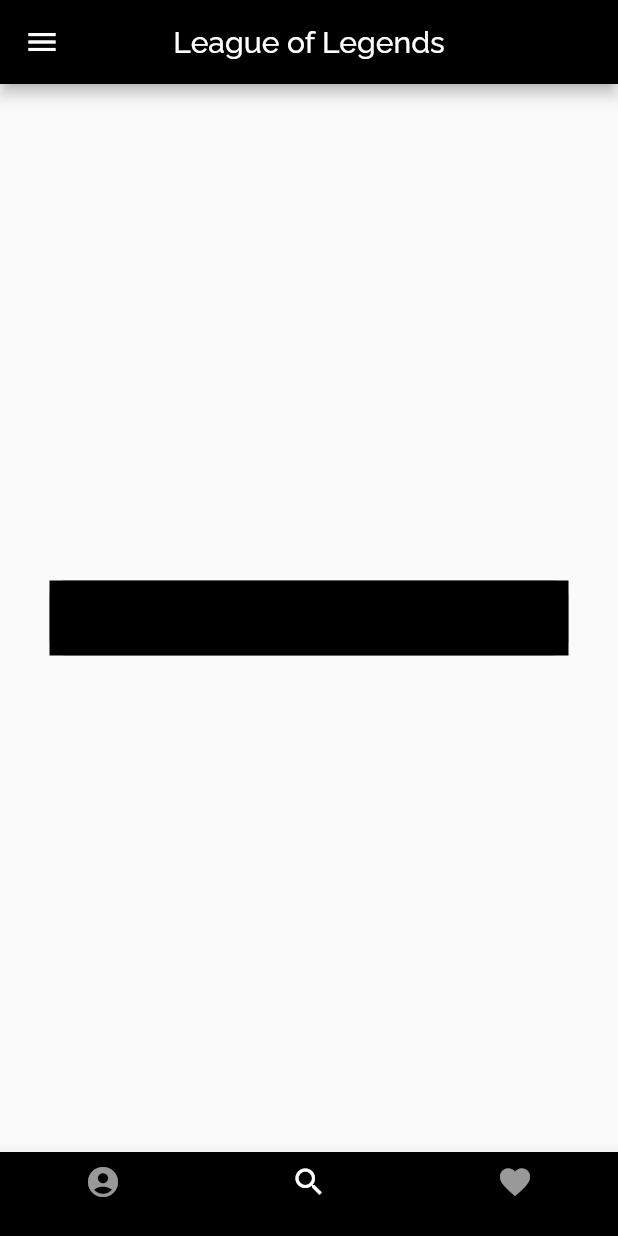
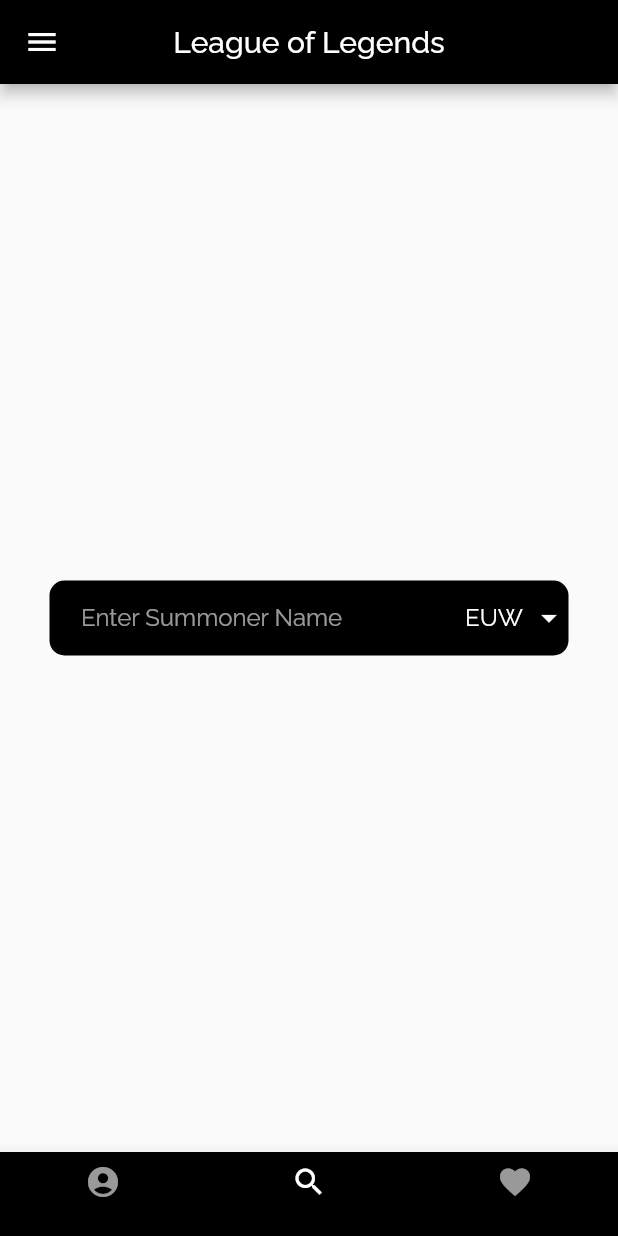
Before and after one commit to sete39/UnnamedApp, a Flutter app: the screen it shows after launch, item 2 of the bottom bar chosen, on a phone screen of 412 x 824 dp. Run offline on Flutter 3.47's test engine with Material 2 defaults, Android fonts, the phone set to English and light mode, and no system bars.

Commit message:
Changed search_page to a stateful widgets and dropdown button now works properly, also added python back end folder, no files yet though

```diff
--- a/unnamed_app_project/lib/main_page.dart
+++ b/unnamed_app_project/lib/main_page.dart
@@ -10,8 +10,11 @@ class MainPage extends StatefulWidget {
 }
 
 class _MainPageState extends State<MainPage> {
+  String _hintText = 'Enter Summoner Name';
+  List<String> _serverList = ['EUW', 'EUNE', 'NA'];
   int _selectedIndex = 0;
   String _appBarTitleText = 'Accounts';
+
   void _onItemTapped(int index) {
     setState(() {
       _selectedIndex = index;
@@ -30,9 +33,13 @@ class _MainPageState extends State<MainPage> {
     const double width = 346.0;
     const double height = 50.0;
     const TextStyle optionStyle = TextStyle(fontSize: 30, fontWeight: FontWeight.bold);
-    const List<Widget> _widgetOptions = <Widget>[
+    const TextStyle searchPageTextStyle = TextStyle(
+                  color: Color.fromRGBO(255, 255, 255, 1),
+                  fontFamily: 'Raleway',
+                );
+    List<Widget> _widgetOptions = <Widget>[
       LoginPage(width: width, height: height),
-      SearchPage(searchColor, width: width, height: height),
+      SearchPage(searchColor, width: width, height: height, textStyle: searchPageTextStyle, hintText: _hintText, serverList: _serverList,),
       Text(
         'Index 2: School',
         style: optionStyle,
--- a/unnamed_app_project/lib/search_page/search_page.dart
+++ b/unnamed_app_project/lib/search_page/search_page.dart
@@ -1,31 +1,79 @@
 import 'package:flutter/cupertino.dart';
 import 'package:flutter/material.dart';
 
-class SearchPage extends StatelessWidget {
+class SearchPage extends StatefulWidget {
   final Color color;
   final double width;
   final double height;
-  const SearchPage(this.color, {this.width = 346, this.height = 50});
+  final double radius;
+  final TextStyle textStyle;
+  final String hintText;
+  final List<String> serverList;
+  const SearchPage(this.color, {this.width = 346, this.height = 50, this.radius = 10, @required this.hintText, @required this.serverList, @required this.textStyle});
+
+  _SearchPageState createState() => _SearchPageState(color, width, height, radius, textStyle, hintText, serverList);
+}
+
+class _SearchPageState extends State<SearchPage> {
+  final Color color;
+  final double width;
+  final double height;
+  final double radius;
+  final TextStyle textStyle;
+  final String hintText;
+  final List<String> serverList;
+  _SearchPageState(this.color, this.width, this.height, this.radius, this.textStyle, this.hintText, this.serverList);
+
+  String dropdownValue = 'EUW';
 
   @override
   Widget build(BuildContext context) {
+    final dropdownItems = serverList
+      .map<DropdownMenuItem<String>>((String value) {
+        return DropdownMenuItem<String>(
+          value: value,
+          child: Text(value, style: textStyle),
+        );
+      }).toList();
     return Container(
       width: width,
       height: height,
-      color: Colors.black,
-      child: TextFormField(
-        cursorColor: color,
-        decoration: InputDecoration(
-          fillColor: Colors.red,
-          border: OutlineInputBorder(
-            borderRadius: BorderRadius.circular(10),
-            borderSide: BorderSide(
-              color: Color(0xFF00000)
-            )
+      padding: EdgeInsets.fromLTRB(20, 0, 0, 0),
+      decoration: BoxDecoration(
+        border: Border.all(color: Colors.black),
+        borderRadius: BorderRadius.circular(10),
+        color: Colors.black
+      ),
+      child: Row(
+        mainAxisAlignment: MainAxisAlignment.spaceBetween,
+        children: [
+          Flexible(
+            child: TextFormField(
+              cursorColor: Colors.white,
+              style: textStyle,
+              onFieldSubmitted: (String accountName) {}, // fix when done with backend
+              decoration: InputDecoration.collapsed(
+                hintText: 'Enter Summoner Name',
+                hintStyle: TextStyle(color: Color.fromRGBO(255, 255, 255, 0.6), fontFamily: 'Raleway'),
+              ),
+            ),
           ),
-          hintText: 'Enter Summoner Name',
-        ),
-
+          DropdownButtonHideUnderline(
+            child: DropdownButton<String>(
+              icon: Icon(Icons.arrow_drop_down, color: Colors.white,),
+              value: dropdownValue,
+              items: dropdownItems,
+              dropdownColor: Colors.black,
+              focusColor: Colors.black,
+              onChanged: (String newValue) {
+                setState(() {
+                   dropdownValue = newValue;
+                });
+              },
+              hint: Text(dropdownValue, style: textStyle,),
+            ),
+          ),
+        ],
       )
     );
   }
```
Also changed, not shown: 1 other file.
